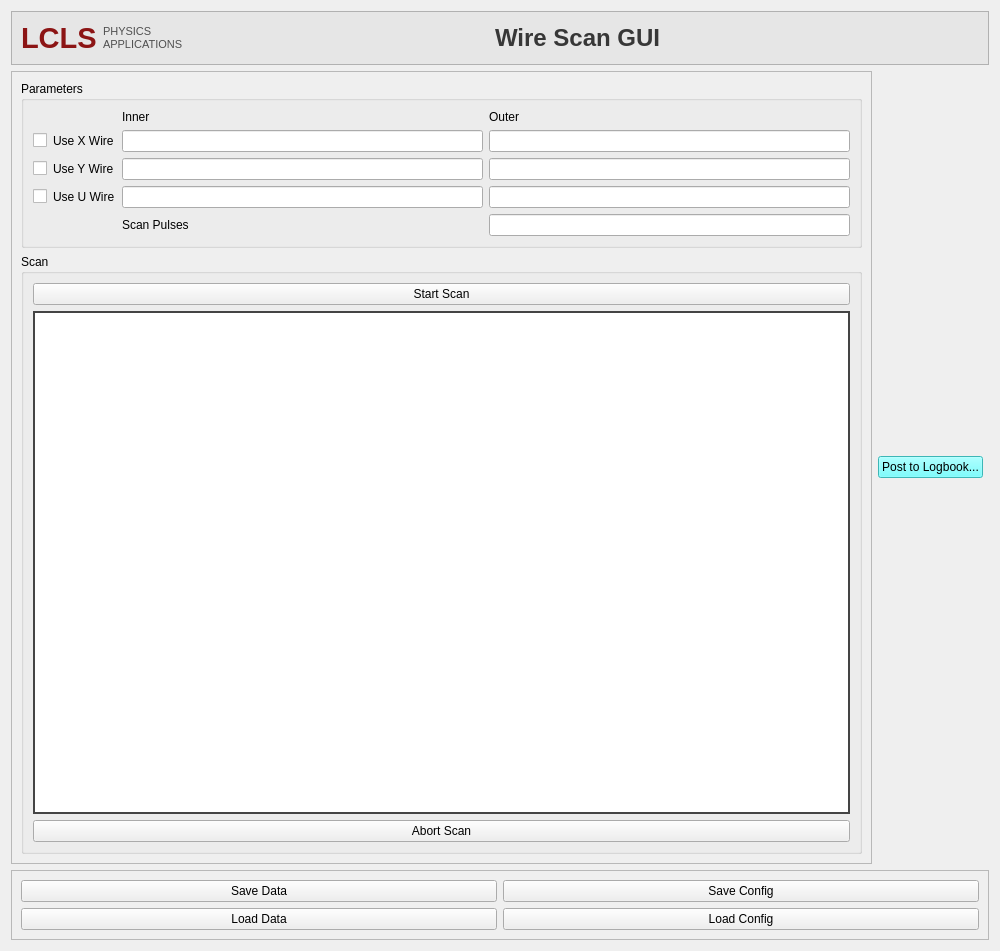
slaclab/slacwire, file slacwire/wire_scan_gui.ui: the form before one commit.
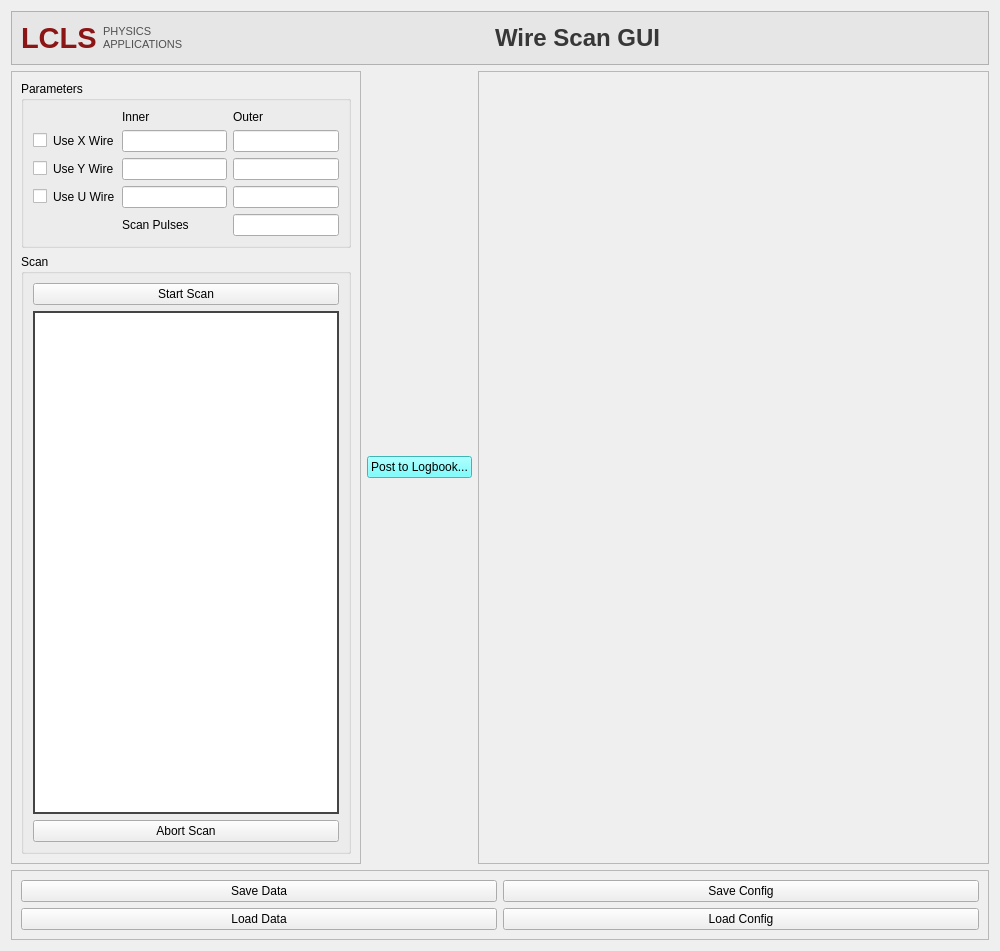
The form after the commit. Custom widgets are drawn as their Qt base class.

Commit message: Enhance layout properties in WireScanGUI for better responsiveness

```diff
--- a/slacwire/wire_scan_gui.ui
+++ b/slacwire/wire_scan_gui.ui
@@ -176,6 +176,18 @@
       <layout class="QVBoxLayout" name="ControlsLayout">
        <item>
         <widget class="QFrame" name="ControlsFrame">
+         <property name="sizePolicy">
+          <sizepolicy hsizetype="Fixed" vsizetype="Preferred">
+           <horstretch>0</horstretch>
+           <verstretch>0</verstretch>
+          </sizepolicy>
+         </property>
+         <property name="maximumSize">
+          <size>
+           <width>350</width>
+           <height>16777215</height>
+          </size>
+         </property>
          <property name="frameShape">
           <enum>QFrame::StyledPanel</enum>
          </property>
@@ -347,6 +359,12 @@
      </item>
      <item>
       <widget class="QFrame" name="plotFrame">
+       <property name="sizePolicy">
+        <sizepolicy hsizetype="Expanding" vsizetype="Expanding">
+         <horstretch>1</horstretch>
+         <verstretch>1</verstretch>
+        </sizepolicy>
+       </property>
        <property name="frameShape">
         <enum>QFrame::StyledPanel</enum>
        </property>
```
Left out of the diff: 12 changed lines with no effect on the pictures.
